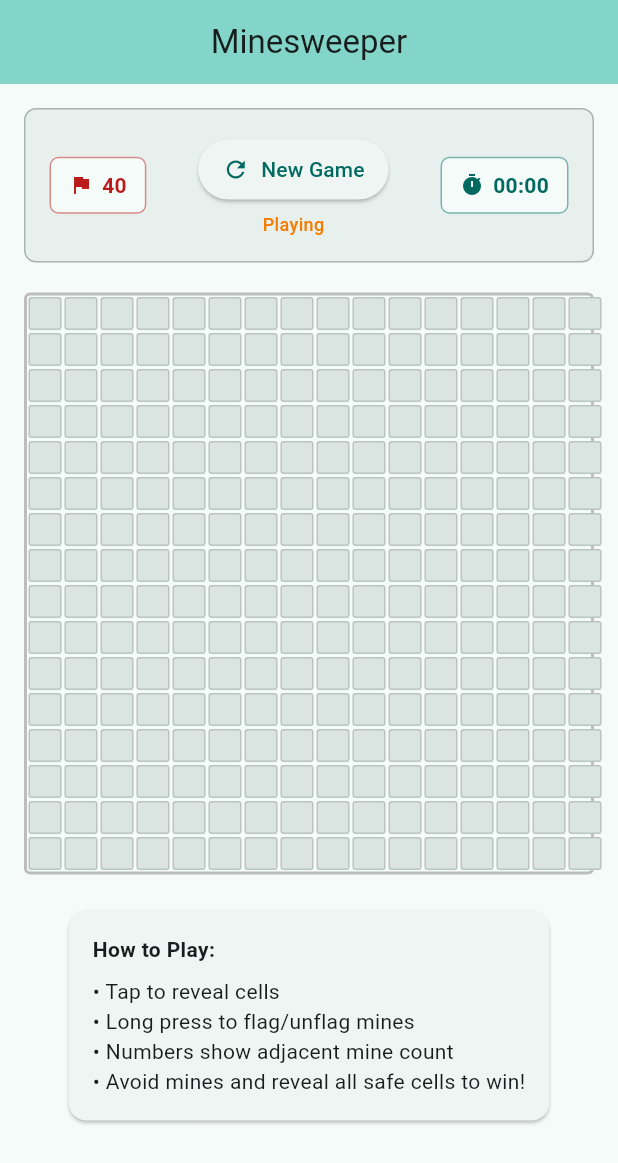
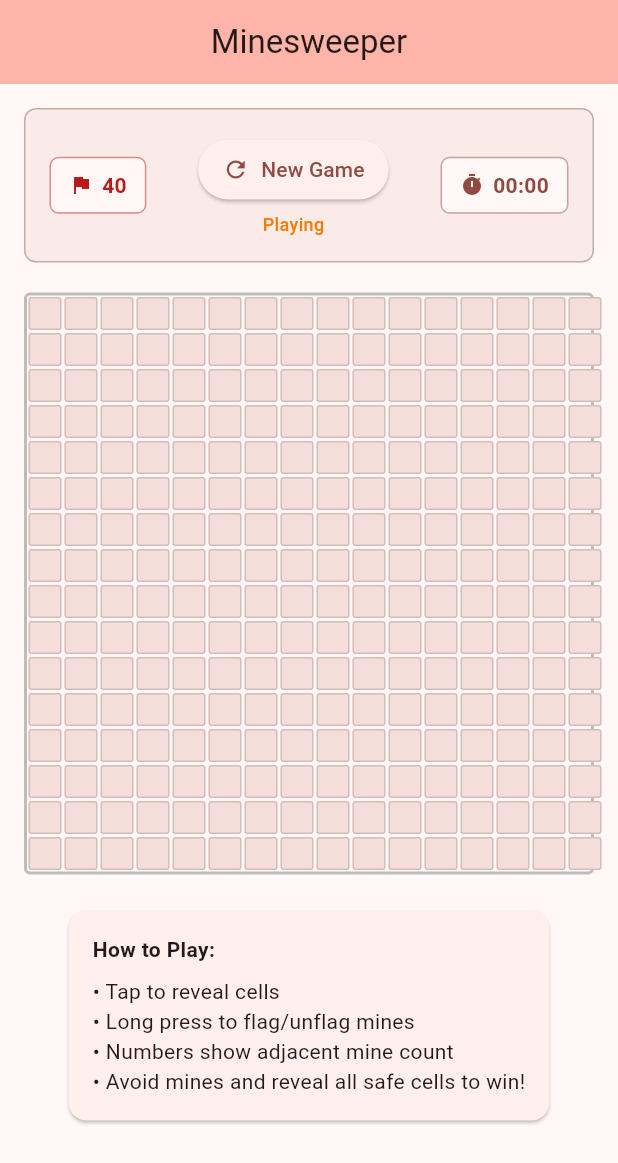
Before and after one commit to BirjuVachhani/mine_sweeper, a Flutter app: the screen it shows after launch, on a phone screen of 412 x 824 dp. Shown: the top 1163 px of the screen. Run offline on Flutter 3.47's test engine with Material 3 defaults, Android fonts, the phone set to English and light mode, and no system bars.

Commit message:
Change seed color from teal to red

```diff
--- a/lib/main.dart
+++ b/lib/main.dart
@@ -14,14 +14,14 @@ class MinesweeperApp extends StatelessWidget {
       title: 'Minesweeper',
       theme: ThemeData(
         colorScheme: ColorScheme.fromSeed(
-          seedColor: Colors.teal,
+          seedColor: Colors.red,
           brightness: Brightness.light,
         ),
         useMaterial3: true,
       ),
       darkTheme: ThemeData(
         colorScheme: ColorScheme.fromSeed(
-          seedColor: Colors.teal,
+          seedColor: Colors.red,
           brightness: Brightness.dark,
         ),
         useMaterial3: true,
```
